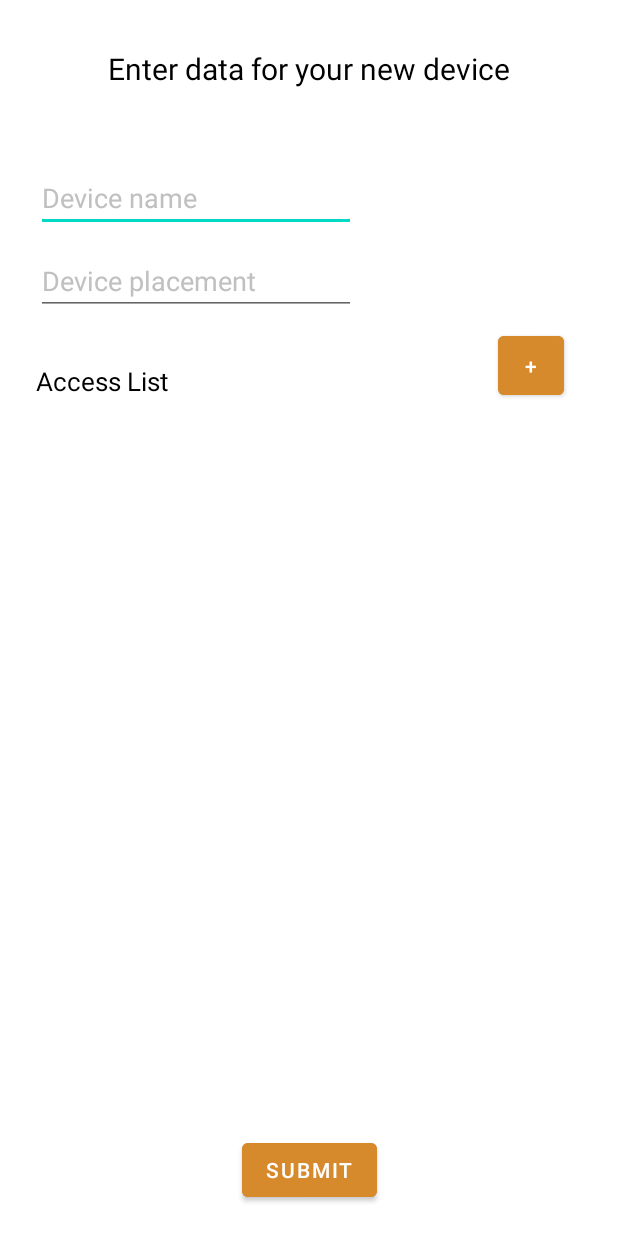
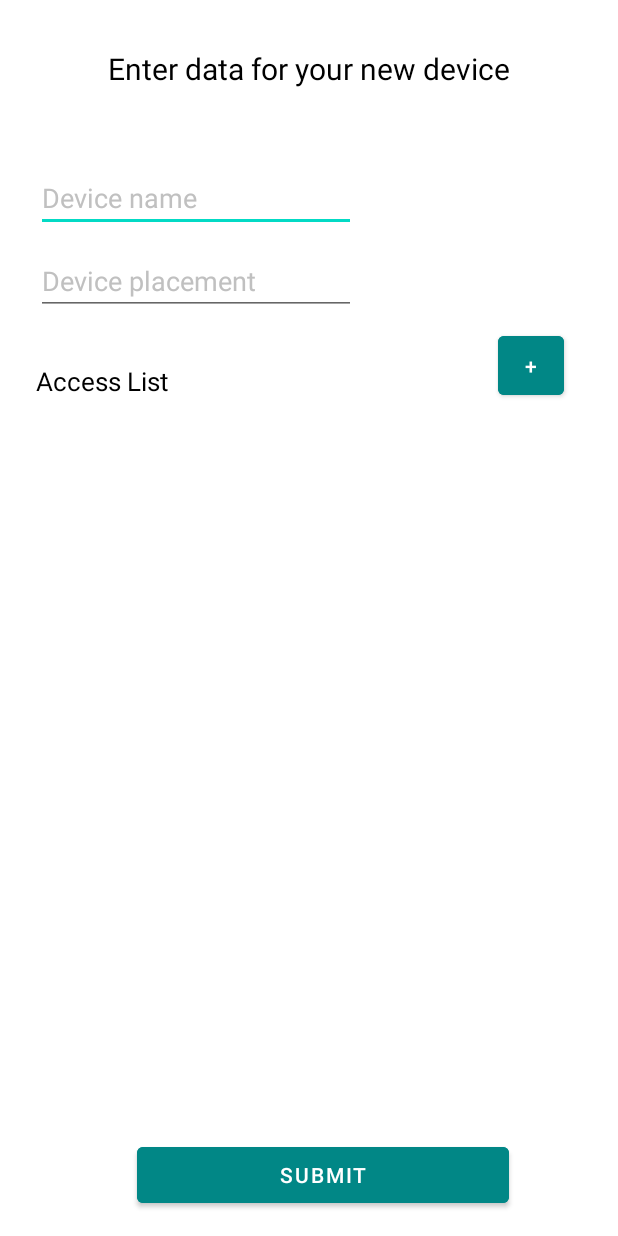
Before and after one commit to StefanBosev/Diplom-work, an Android app: the AddNewDeviceActivity screen opened directly, with no data from a screen before it, on a phone screen of 412 x 824 dp. Run offline under Robolectric (Android 15) with nearby library versions, the phone set to English and light mode, and no system bars.

Commit message:
Added file sharing; fixed colors

```diff
--- a/SmartQRLockApp/app/src/main/res/layout/activity_add_new_device.xml
+++ b/SmartQRLockApp/app/src/main/res/layout/activity_add_new_device.xml
@@ -68,20 +68,23 @@
         android:layout_height="51dp"
         android:layout_marginStart="332dp"
         android:layout_marginTop="8dp"
-        android:backgroundTint="@color/theme_orange"
+        android:backgroundTint="@color/teal_700"
+        android:textColor="@color/white"
         android:text="+"
         app:layout_constraintStart_toStartOf="parent"
         app:layout_constraintTop_toBottomOf="@+id/setDevicePlacement" />
 
     <Button
         android:id="@+id/submit"
-        android:layout_width="wrap_content"
-        android:layout_height="wrap_content"
-        android:layout_marginBottom="20dp"
-        android:backgroundTint="@color/theme_orange"
+        android:layout_width="248dp"
+        android:layout_height="49dp"
+        android:layout_marginBottom="16dp"
+        android:backgroundTint="@color/teal_700"
         android:text="Submit"
+        android:textColor="@color/white"
         app:layout_constraintBottom_toBottomOf="parent"
         app:layout_constraintEnd_toEndOf="parent"
+        app:layout_constraintHorizontal_bias="0.556"
         app:layout_constraintStart_toStartOf="parent" />
 
     <ScrollView
--- a/SmartQRLockApp/app/src/main/res/xml/paths.xml
+++ b/SmartQRLockApp/app/src/main/res/xml/paths.xml
@@ -3,4 +3,7 @@
     <cache-path
         name="shared_images"
         path="images/" />
+    <cache-path
+        name="filed_devices"
+        path="file_share/"/>
 </paths>
```
Also changed, not shown: SmartQRLockApp/app/src/main/java/org/elsys/smartqrlockapp/EditDeviceActivity.java (+58 -0 lines), SmartQRLockApp/app/src/main/res/layout/activity_edit_device.xml (+12 -10 lines).
